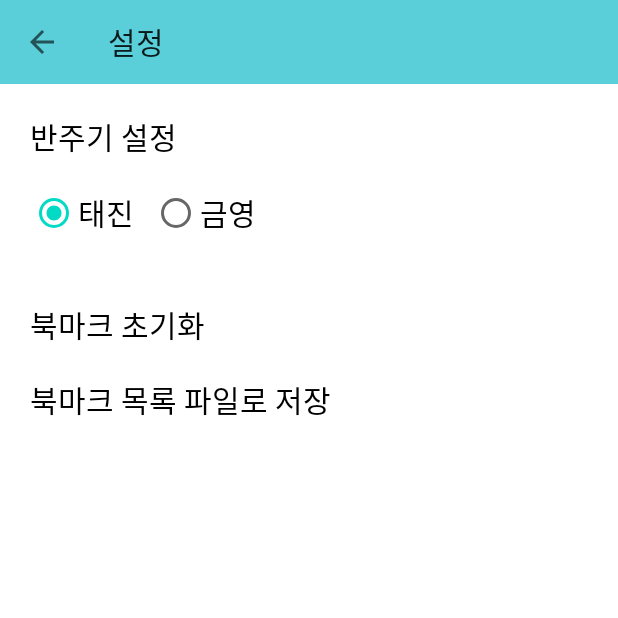
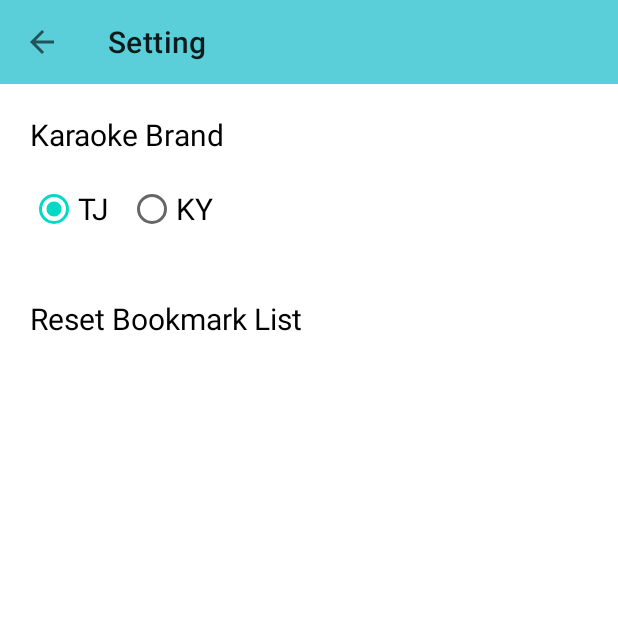
Before and after one commit to maratangsoft/MyKaraokeBook, an Android app: the screen it shows after launch (SettingActivity), after a tap on an icon or button, on a phone screen of 412 x 824 dp, the top half of it. Run offline under Robolectric (Android 15) with nearby library versions, the phone set to English and light mode, and no system bars.

Commit message:
검색어 띄어쓰기 자동지우기 기능 영어 로캘

```diff
--- a/app/src/main/java/com/maratangsoft/mykaraokebook/FavoriteFragment.kt
+++ b/app/src/main/java/com/maratangsoft/mykaraokebook/FavoriteFragment.kt
@@ -29,6 +29,7 @@
 
         db = SQLiteDB(requireActivity())
         db.loadDB(items, binding.recycler.adapter, sort)
+        if (items.isEmpty()) binding.noData.visibility = View.VISIBLE
     }
 
 ///////////////////////////////////////////////////////////////////////////////////////////////////
--- a/app/src/main/java/com/maratangsoft/mykaraokebook/PopularFragment.kt
+++ b/app/src/main/java/com/maratangsoft/mykaraokebook/PopularFragment.kt
@@ -26,7 +26,7 @@
 
     override fun onViewCreated(view: View, savedInstanceState: Bundle?) {
         super.onViewCreated(view, savedInstanceState)
-        binding.btnNation.setOnClickListener { openPopup() }
+        binding.spinLanguage.setOnClickListener { openPopup() }
         binding.btnSetting.setOnClickListener { startActivity(Intent(requireActivity(), SettingActivity::class.java)) }
         binding.recycler.adapter = SearchAdapter(requireActivity(), items)
 
@@ -39,7 +39,7 @@
 ///////////////////////////////////////////////////////////////////////////////////////////////////
 
     private fun openPopup(){
-        val popup = PopupMenu(requireActivity(), binding.btnNation)
+        val popup = PopupMenu(requireActivity(), binding.spinLanguage)
         popup.menuInflater.inflate(R.menu.popup_popular, popup.menu)
         popup.setOnMenuItemClickListener {
             when (it.itemId){
@@ -56,7 +56,7 @@
                     gb = "6"
                 }
             }
-            binding.btnNation.text = it.title
+            binding.spinLanguage.text = it.title
             when (brand){
                 BRAND_TJ -> loadTJData()
                 BRAND_KY -> loadKumyoungData()
--- a/app/src/main/java/com/maratangsoft/mykaraokebook/SearchFragment.kt
+++ b/app/src/main/java/com/maratangsoft/mykaraokebook/SearchFragment.kt
@@ -71,7 +71,7 @@
         items.clear()
         binding.recycler.adapter?.notifyDataSetChanged()
 
-        val word = binding.et.text.toString().trim()
+        val word = binding.et.text.toString().replace(" ", "")
         RetrofitHelper.getInstance("https://api.manana.kr/").create(RetrofitService::class.java)
             .loadSearchData(query, word, brand).enqueue(object: Callback<MutableList<SongItem>>{
 
--- a/app/src/main/java/com/maratangsoft/mykaraokebook/SettingActivity.kt
+++ b/app/src/main/java/com/maratangsoft/mykaraokebook/SettingActivity.kt
@@ -73,6 +73,6 @@
     }
 
     private fun exportFavorite(){
-        Toast.makeText(this, "준비중입니다.", Toast.LENGTH_SHORT).show()
+        //TODO: 북마크 파일로 저장
     }
 }
--- a/app/src/main/res/layout/activity_setting.xml
+++ b/app/src/main/res/layout/activity_setting.xml
@@ -23,7 +23,7 @@
         <androidx.appcompat.widget.AppCompatTextView
             android:layout_width="match_parent"
             android:layout_height="wrap_content"
-            android:text="반주기 설정"
+            android:text="@string/setting_brand"
             android:textSize="20sp"/>
 
         <RadioGroup
@@ -36,13 +36,13 @@
                 android:id="@+id/radio_tj"
                 android:layout_width="wrap_content"
                 android:layout_height="wrap_content"
-                android:text="태진"
+                android:text="@string/tj"
                 android:textSize="20sp"/>
             <androidx.appcompat.widget.AppCompatRadioButton
                 android:id="@+id/radio_kumyoung"
                 android:layout_width="wrap_content"
                 android:layout_height="wrap_content"
-                android:text="금영"
+                android:text="@string/kumyoung"
                 android:textSize="20sp"
                 android:layout_marginStart="12dp"/>
         </RadioGroup>
@@ -51,7 +51,7 @@
             android:id="@+id/btn_reset_favorite"
             android:layout_width="match_parent"
             android:layout_height="wrap_content"
-            android:text="북마크 초기화"
+            android:text="@string/setting_reset"
             android:textSize="20sp"
             android:layout_marginTop="35dp"/>
 
@@ -59,9 +59,10 @@
             android:id="@+id/btn_export_favorite"
             android:layout_width="match_parent"
             android:layout_height="wrap_content"
-            android:text="북마크 목록 파일로 저장"
+            android:text="@string/setting_export"
             android:textSize="20sp"
-            android:layout_marginTop="20dp"/>
+            android:layout_marginTop="20dp"
+            android:visibility="invisible"/>
 
     </LinearLayout>
 </LinearLayout>
--- a/app/src/main/res/layout/dialog_favorite.xml
+++ b/app/src/main/res/layout/dialog_favorite.xml
@@ -7,7 +7,7 @@
         android:id="@+id/tv_title"
         android:layout_width="wrap_content"
         android:layout_height="wrap_content"
-        android:text="곡 제목"
+        android:text="@string/dialog_title"
         android:textSize="18sp"
         android:textStyle="bold"
         android:layout_margin="12dp"/>
@@ -26,7 +26,7 @@
         android:id="@+id/et_memo"
         android:layout_width="match_parent"
         android:layout_height="wrap_content"
-        android:hint="메모를 적어 주세요."
+        android:hint="@string/dialog_memo"
         android:inputType="textMultiLine"
         android:lines="3"
         android:gravity="top"
--- a/app/src/main/res/layout/fragment_new_song.xml
+++ b/app/src/main/res/layout/fragment_new_song.xml
@@ -12,10 +12,10 @@
         android:layout_width="match_parent"
         android:layout_height="wrap_content">
         <androidx.appcompat.widget.AppCompatTextView
-            android:id="@+id/btn_month"
+            android:id="@+id/spin_month"
             android:layout_width="wrap_content"
             android:layout_height="wrap_content"
-            android:text="2022년 10월"
+            android:text="@string/spin_month"
             android:textSize="17sp"
             android:padding="8dp"
             android:layout_gravity="center"
--- a/app/src/main/res/layout/fragment_popular.xml
+++ b/app/src/main/res/layout/fragment_popular.xml
@@ -12,10 +12,10 @@
         android:layout_width="match_parent"
         android:layout_height="wrap_content">
         <androidx.appcompat.widget.AppCompatTextView
-            android:id="@+id/btn_nation"
+            android:id="@+id/spin_language"
             android:layout_width="wrap_content"
             android:layout_height="wrap_content"
-            android:text="한국어곡"
+            android:text="@string/ppl_popup_kor"
             android:textSize="17sp"
             app:drawableStartCompat="@drawable/ic_keyboard_arrow_down_24"
             android:padding="8dp"
--- a/app/src/main/res/layout/fragment_search.xml
+++ b/app/src/main/res/layout/fragment_search.xml
@@ -20,7 +20,7 @@
                 android:id="@+id/btn_query"
                 android:layout_width="wrap_content"
                 android:layout_height="wrap_content"
-                android:text="제목"
+                android:text="@string/sch_popup_title"
                 android:textSize="17sp"
                 app:drawableStartCompat="@drawable/ic_keyboard_arrow_down_24"
                 android:padding="8dp"
@@ -29,7 +29,7 @@
                 android:id="@+id/et"
                 android:layout_width="match_parent"
                 android:layout_height="wrap_content"
-                android:hint="검색어를 입력하세요..."
+                android:hint="@string/query_hint"
                 android:inputType="text"
                 android:padding="7dp"
                 android:background="@null"
--- a/app/src/main/res/menu/popup_favorite.xml
+++ b/app/src/main/res/menu/popup_favorite.xml
@@ -2,11 +2,11 @@
 <menu xmlns:android="http://schemas.android.com/apk/res/android">
     <item
         android:id="@+id/title"
-        android:title="제목순"/>
+        android:title="@string/fav_popup_title"/>
     <item
         android:id="@+id/singer"
-        android:title="가수순"/>
+        android:title="@string/fav_popup_singer"/>
     <item
         android:id="@+id/no"
-        android:title="번호순"/>
+        android:title="@string/fav_popup_no"/>
 </menu>
--- a/app/src/main/res/menu/popup_popular.xml
+++ b/app/src/main/res/menu/popup_popular.xml
@@ -2,11 +2,11 @@
 <menu xmlns:android="http://schemas.android.com/apk/res/android">
     <item
         android:id="@+id/korean"
-        android:title="한국어곡"/>
+        android:title="@string/ppl_popup_kor"/>
     <item
         android:id="@+id/english"
-        android:title="영어곡"/>
+        android:title="@string/ppl_popup_eng"/>
     <item
         android:id="@+id/japanese"
-        android:title="일본어곡"/>
+        android:title="@string/ppl_popup_jpn"/>
 </menu>
--- a/app/src/main/res/menu/popup_search.xml
+++ b/app/src/main/res/menu/popup_search.xml
@@ -2,11 +2,11 @@
 <menu xmlns:android="http://schemas.android.com/apk/res/android">
     <item
         android:id="@+id/title"
-        android:title="제목"/>
+        android:title="@string/sch_popup_title"/>
     <item
         android:id="@+id/singer"
-        android:title="가수"/>
+        android:title="@string/sch_popup_singer"/>
     <item
         android:id="@+id/no"
-        android:title="번호"/>
+        android:title="@string/sch_popup_no"/>
 </menu>
--- a/app/src/main/res/values/strings.xml
+++ b/app/src/main/res/values/strings.xml
@@ -1,22 +1,47 @@
 <resources>
-    <string name="app_name">내노래방책</string>
-    <string name="bnv_favorite">북마크</string>
-    <string name="bnv_search">곡검색</string>
-    <string name="bnv_new_song">신곡</string>
-    <string name="bnv_popular">인기곡</string>
-    <string name="bnv_map">근처노래방</string>
-    <string name="activity_setting">설정</string>
+    <string name="app_name">My Karaoke Book</string>
+    <string name="bnv_favorite">Bookmark</string>
+    <string name="bnv_search">Search</string>
+    <string name="bnv_new_song">New</string>
+    <string name="bnv_popular">Popular</string>
+    <string name="bnv_map">Location</string>
+    <string name="activity_setting">Setting</string>
 
-    <string name="tj">태진</string>
-    <string name="kumyoung">금영</string>
-    <string name="confirm">확인</string>
-    <string name="cancel">취소</string>
-    <string name="delete">북마크 삭제</string>
+    <string name="tj">TJ</string>
+    <string name="kumyoung">KY</string>
+    <string name="confirm">CONFIRM</string>
+    <string name="cancel">Cancel</string>
+    <string name="delete">Delete this Bookmark</string>
 
-<!--Map Fragment-->
-    <string name="map_not_permitted">위치정보 권한을 허용해 주세요.</string>
+    <!--Favorite Fragment-->
+    <string name="fav_popup_title">by title</string>
+    <string name="fav_popup_singer">by singer</string>
+    <string name="fav_popup_no">by number</string>
+    <string name="dialog_title">Title</string>
+    <string name="dialog_memo">You can write a memo about this song.</string>
+    <string name="no_data">There is no bookmark yet.</string>
 
-<!--setting Activity-->
-    <string name="msg_clearDB">정말로 북마크를 초기화하시겠습니까? 초기화하면 앱이 재시작됩니다.</string>
+    <!--Search Fragment-->
+    <string name="sch_popup_title">title</string>
+    <string name="sch_popup_singer">singer</string>
+    <string name="sch_popup_no">number</string>
+    <string name="query_hint">Input words to search</string>
+
+    <!--New Song Fragment-->
+    <string name="spin_month">Dec. 9999</string>
+
+    <!--Popular Fragment-->
+    <string name="ppl_popup_kor">Korean</string>
+    <string name="ppl_popup_eng">English</string>
+    <string name="ppl_popup_jpn">Japanese</string>
+
+    <!--Map Fragment-->
+    <string name="map_not_permitted">You should permit the Location Permission.</string>
+
+    <!--setting Activity-->
+    <string name="setting_brand">Karaoke Brand</string>
+    <string name="setting_reset">Reset Bookmark List</string>
+    <string name="setting_export">Export Bookmark List to .txt</string>
+    <string name="msg_clearDB">Do you really want to clear the bookmark list? If you do that, the app will be restarted.</string>
 
 </resources>
```
Also changed, not shown: app/src/main/java/com/maratangsoft/mykaraokebook/NewSongFragment.kt (+4 -4 lines), app/src/main/res/layout/fragment_favorite.xml (+22 -13 lines), 1 other file.
